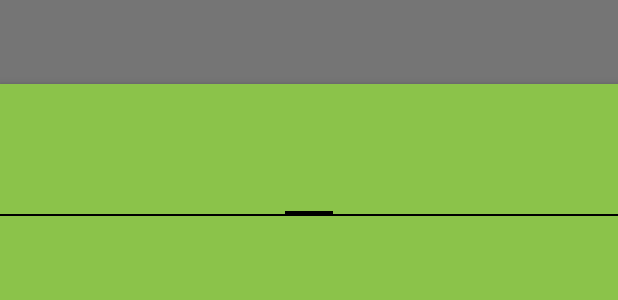
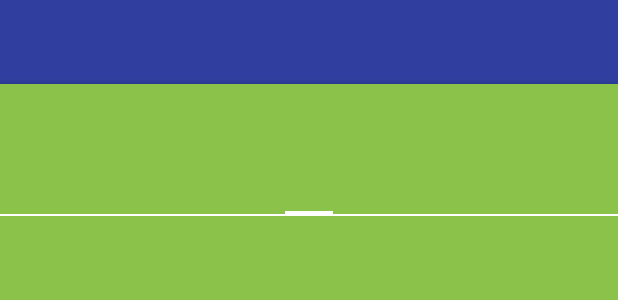
Before and after one commit to Pekklez/HUMUI, an Android app: the layout acitivity_principal.xml on its own in the app's theme, with its tools: preview values and no code run, on a phone screen of 412 x 824 dp. Shown: the top 300 px of the screen. Run offline under Robolectric (Android 15) with nearby library versions, the phone set to English and light mode, and no system bars.

Commit message:
StatusBar Color Changed

```diff
--- a/app/src/main/res/layout/acitivity_principal.xml
+++ b/app/src/main/res/layout/acitivity_principal.xml
@@ -6,13 +6,13 @@
     android:layout_height="match_parent"
     android:fitsSystemWindows="true"
     tools:context=".Activities.retos.ActividadPrincipal"
-    android:background="@color/verde"
-    android:theme="@style/retos">
+    android:background="@color/verde">
 
     <android.support.design.widget.AppBarLayout
         android:id="@+id/appbar"
         android:layout_width="match_parent"
-        android:layout_height="wrap_content">
+        android:layout_height="wrap_content"
+        android:theme="@style/ThemeOverlay.AppCompat.Dark.ActionBar">
 
         <!-- Toolbar -->
         <android.support.v7.widget.Toolbar xmlns:app="http://schemas.android.com/apk/res-auto"
--- a/app/src/main/res/layout/activity_detail.xml
+++ b/app/src/main/res/layout/activity_detail.xml
@@ -1,8 +1,10 @@
 <?xml version="1.0" encoding="utf-8"?>
 <android.support.design.widget.CoordinatorLayout xmlns:android="http://schemas.android.com/apk/res/android"
+    xmlns:tools="http://schemas.android.com/tools"
     android:layout_width="match_parent"
     android:layout_height="match_parent"
-    xmlns:app="http://schemas.android.com/apk/res-auto">
+    xmlns:app="http://schemas.android.com/apk/res-auto"
+    tools:context=".Activities.retos.DetailActivity">
 
     <!-- Objeto con Scroll -->
     <android.support.v4.widget.NestedScrollView
--- a/app/src/main/res/layout/activity_detail_inscrito.xml
+++ b/app/src/main/res/layout/activity_detail_inscrito.xml
@@ -1,8 +1,10 @@
 <?xml version="1.0" encoding="utf-8"?>
 <android.support.design.widget.CoordinatorLayout xmlns:android="http://schemas.android.com/apk/res/android"
+    xmlns:tools="http://schemas.android.com/tools"
     android:layout_width="match_parent"
     android:layout_height="match_parent"
-    xmlns:app="http://schemas.android.com/apk/res-auto">
+    xmlns:app="http://schemas.android.com/apk/res-auto"
+    tools:context=".Activities.retos.RetosCumplidos.DetailRetoInscritoActivity">
 
     <!-- Objeto con Scroll -->
     <android.support.v4.widget.NestedScrollView
@@ -376,7 +378,7 @@
             android:background="@color/verde_oscuro"
             app:layout_collapseMode="pin"
             app:popupTheme="@style/ThemeOverlay.AppCompat.Light"
-            app:theme="@style/CustomActionBar" />
+            android:theme="@style/CustomActionBar" />
 
 
     </android.support.design.widget.AppBarLayout>
--- a/app/src/main/res/layout/activity_logged.xml
+++ b/app/src/main/res/layout/activity_logged.xml
@@ -64,7 +64,7 @@
             android:background="@drawable/btn_retos_default"
             android:layout_centerHorizontal="true"
             android:layout_marginTop="10dp"
-            android:clickable = "false"/>
+            android:clickable = "false" />
 
             <ImageView
                 android:layout_width="0dp"
--- a/app/src/main/res/layout/activity_main.xml
+++ b/app/src/main/res/layout/activity_main.xml
@@ -10,7 +10,7 @@
     android:paddingRight="@dimen/activity_horizontal_margin"
     android:paddingTop="@dimen/activity_vertical_margin"
     tools:context="com.uaq.HUMUI.Activities.MainActivity"
-    android:background="#2EB2AB">
+    android:background="#009688">
 
     <android.support.percent.PercentRelativeLayout
         android:layout_width="wrap_content"
@@ -23,7 +23,7 @@
         android:layout_width="wrap_content"
         android:layout_height="wrap_content"
         android:layout_centerHorizontal="true"
-        app:layout_heightPercent="30%">
+        app:layout_heightPercent="40%">
 
         <ImageView
             android:layout_width="wrap_content"
--- a/app/src/main/res/values-v21/styles.xml
+++ /dev/null
@@ -1,9 +0,0 @@
-<resources>>
-
-    <style name="AppTheme.NoActionBar">
-        <item name="windowActionBar">false</item>
-        <item name="windowNoTitle">true</item>
-        <item name="android:windowDrawsSystemBarBackgrounds">true</item>
-        <item name="android:statusBarColor">@android:color/transparent</item>
-    </style>
-</resources>
--- a/app/src/main/res/values/colors.xml
+++ b/app/src/main/res/values/colors.xml
@@ -6,6 +6,13 @@
 
 <color name="PrimaryColor">#2196F3</color>
 <color name="PrimaryDarkColor">#971976d2</color>
+
+
+<color name="amarillo">#FFCC33</color>
+<color name="amarilloOsc">#FBC02D</color>
+
+
+
 
 <color name="verde">#DCEDC8</color>
 <color name="verde_oscuro">#8BC34A</color>
@@ -23,5 +30,6 @@
 <color name="transparent">#00000000</color>
 <color name="semitransparent">#33000000</color>
 <color name="statusBarColor">#a90066fe</color>
+    <color name="black">#00796b</color>
 
 </resources>
--- a/app/src/main/res/values/styles.xml
+++ b/app/src/main/res/values/styles.xml
@@ -6,15 +6,38 @@
         <item name="colorPrimary">@color/colorPrimary</item>
         <item name="colorPrimaryDark">@color/colorPrimaryDark</item>
         <item name="colorAccent">@color/colorAccent</item>
-    </style>
-
-    <style name="retos" parent="Theme.AppCompat.Light">
-        <item name="android:statusBarColor">@color/verde_oscuro</item>
+        <item name="android:statusBarColor">#00796B</item>
     </style>
 
     <style name="AppTheme.NoActionBar">
+        <item name="windowActionBar">true</item>
+        <item name="windowNoTitle">true</item>
+        <item name="android:statusBarColor">#558B2F</item>
+    </style>
+
+    <style name="Theme_LoggedActivity" parent="Theme.AppCompat.NoActionBar">
         <item name="windowActionBar">false</item>
         <item name="windowNoTitle">true</item>
+        <item name="android:textColor">#000000</item>
+        <item name="android:statusBarColor">@color/amarilloOsc</item>
+    </style>
+
+    <style name="Theme_VideoActivity" parent="Theme.AppCompat.NoActionBar">
+        <item name="windowActionBar">false</item>
+        <item name="windowNoTitle">true</item>
+        <item name="android:textColor">#000000</item>
+        <item name="android:statusBarColor">#BDBDBD</item>
+    </style>
+
+    <style name="Theme_RecompensasActivity" parent="Theme.AppCompat.NoActionBar">
+        <item name="windowActionBar">false</item>
+        <item name="windowNoTitle">true</item>
+        <item name="android:statusBarColor">#880E4F</item>
+    </style>
+a
+    <style name="Theme_Retos" parent="Theme.AppCompat.Light">
+        <item name="android:statusBarColor">#558B2F</item>
+        <item name="android:textColor">#FFFFFF</item>
     </style>
 
     <style name="AppTheme.AppBarOverlay" parent="ThemeOverlay.AppCompat.Dark.ActionBar" />
```
Also changed, not shown: app/build.gradle (+10 -8 lines), app/src/main/AndroidManifest.xml (+4 -5 lines).
